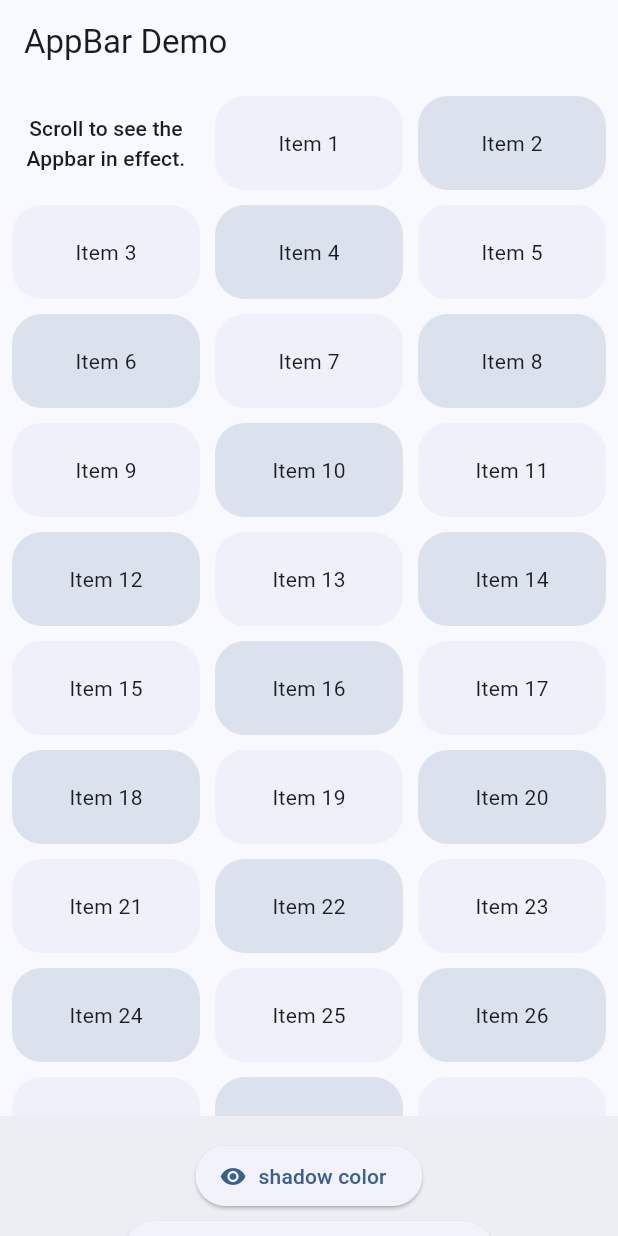
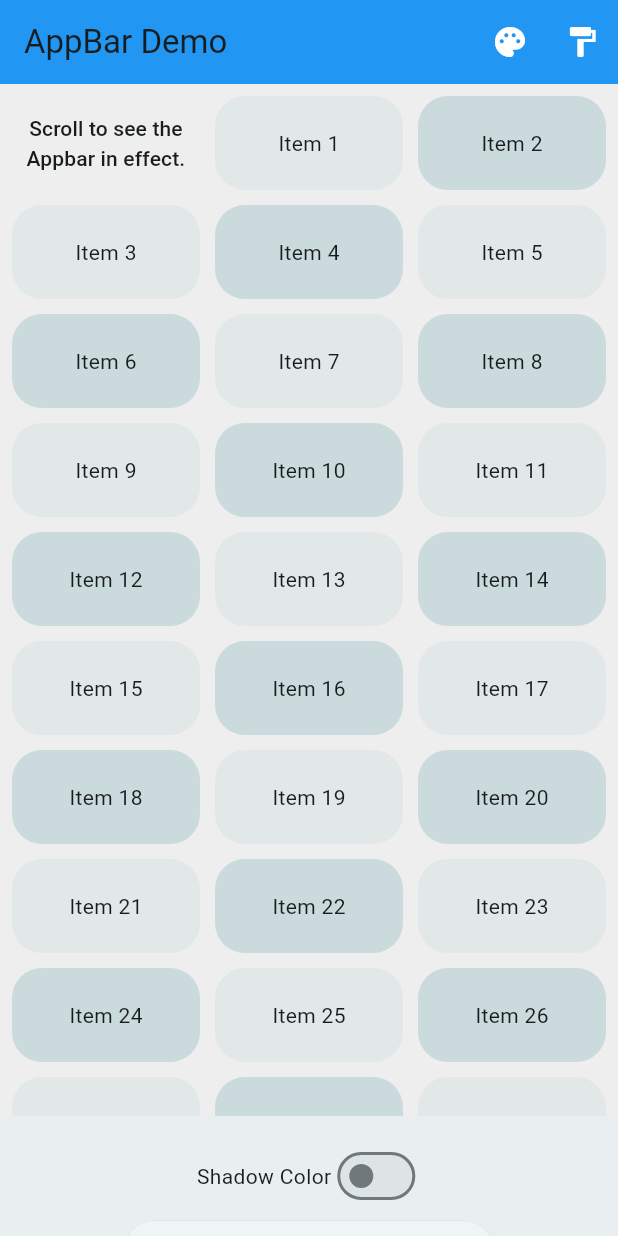
Before and after one commit to DiegoE0/proyectoflutter, a Flutter app: the screen it shows after launch, on a phone screen of 412 x 824 dp. Run offline on Flutter 3.47's test engine with Material 3 defaults, Android fonts, the phone set to English and light mode, and no system bars.

Commit message:
ejercicio 3

```diff
--- a/lib/main.dart
+++ b/lib/main.dart
@@ -1,6 +1,6 @@
 import 'package:flutter/material.dart';
 
-/// Flutter code sample for [AppBar].
+/// Flutter code sample for [AppBar] with dynamic color, SnackBar, and Switch.
 
 final List<int> _items = List<int>.generate(51, (int index) => index);
 
@@ -12,9 +12,9 @@ class AppBarApp extends StatelessWidget {
   @override
   Widget build(BuildContext context) {
     return MaterialApp(
-      theme: ThemeData(
-        colorSchemeSeed: const Color.fromARGB(255, 23, 135, 226),
-      ),
+      theme: ThemeData(colorSchemeSeed: const Color(0xff00BCD4)),
+      debugShowCheckedModeBanner:
+          false, // Añadido para quitar el banner de debug
       home: const AppBarExample(),
     );
   }
@@ -30,6 +30,67 @@ class AppBarExample extends StatefulWidget {
 class _AppBarExampleState extends State<AppBarExample> {
   bool shadowColor = false;
   double? scrolledUnderElevation;
+  Color appBarColor = Colors.blue;
+  Color scaffoldBackgroundColor = Colors.grey[200]!;
+  final List<Color> _appBarColors = [
+    Colors.blue,
+    const Color.fromARGB(255, 129, 175, 76),
+    Colors.red,
+    Colors.purple,
+    const Color.fromARGB(255, 179, 121, 34),
+    Colors.orange,
+    Colors.cyan,
+    Colors.indigo,
+    Colors.deepPurple,
+    Colors.green,
+    Colors.teal,
+    Colors.brown,
+    Colors.pink,
+    Colors.lime,
+    Colors.deepOrange,
+  ];
+  final List<Color> _scaffoldColors = [
+    Colors.grey[200]!,
+    Colors.lightGreen[200]!,
+    Colors.pink[200]!,
+    Colors.teal[200]!,
+    Colors.amber[200]!,
+    Colors.lightBlue[200]!,
+    Colors.cyan[200]!,
+    Colors.purple[200]!,
+    Colors.orange[200]!,
+    Colors.yellow[200]!,
+    Colors.red[200]!,
+    Colors.grey[300]!,
+    Colors.lime[200]!,
+    Colors.blue[200]!,
+    Colors.indigo[200]!,
+  ];
+  int _currentAppBarColorIndex = 0;
+  int _currentScaffoldColorIndex = 0;
+
+  void _changeAppBarColor(int newIndex, bool isAppBar) {
+    setState(() {
+      if (isAppBar) {
+        _currentAppBarColorIndex = newIndex;
+        appBarColor = _appBarColors[_currentAppBarColorIndex];
+      } else {
+        _currentScaffoldColorIndex = newIndex;
+        scaffoldBackgroundColor = _scaffoldColors[_currentScaffoldColorIndex];
+      }
+    });
+  }
+
+  void _showElevationSnackBar() {
+    ScaffoldMessenger.of(context).showSnackBar(
+      SnackBar(
+        content: Text(
+          'scrolledUnderElevation: ${scrolledUnderElevation ?? 'default'}',
+        ),
+        duration: const Duration(seconds: 2),
+      ),
+    );
+  }
 
   @override
   Widget build(BuildContext context) {
@@ -38,10 +99,50 @@ class _AppBarExampleState extends State<AppBarExample> {
     final Color evenItemColor = colorScheme.primary.withOpacity(0.15);
 
     return Scaffold(
+      backgroundColor: scaffoldBackgroundColor,
       appBar: AppBar(
         title: const Text('AppBar Demo'),
         scrolledUnderElevation: scrolledUnderElevation,
         shadowColor: shadowColor ? Theme.of(context).colorScheme.shadow : null,
+        backgroundColor: appBarColor,
+        actions: [
+          PopupMenuButton<int>(
+            icon: const Icon(Icons.palette, color: Colors.white),
+            tooltip: 'Cambiar color del AppBar',
+            onSelected: (int newIndex) => _changeAppBarColor(newIndex, true),
+            itemBuilder: (BuildContext context) {
+              return _appBarColors.asMap().entries.map((entry) {
+                final index = entry.key;
+                final color = entry.value;
+                return PopupMenuItem<int>(
+                  value: index,
+                  child: ListTile(
+                    leading: Container(width: 20, height: 20, color: color),
+                    title: Text('AppBar Color ${index + 1}'),
+                  ),
+                );
+              }).toList();
+            },
+          ),
+          PopupMenuButton<int>(
+            icon: const Icon(Icons.format_paint, color: Colors.white),
+            tooltip: 'Cambiar color del fondo',
+            onSelected: (int newIndex) => _changeAppBarColor(newIndex, false),
+            itemBuilder: (BuildContext context) {
+              return _scaffoldColors.asMap().entries.map((entry) {
+                final index = entry.key;
+                final color = entry.value;
+                return PopupMenuItem<int>(
+                  value: index,
+                  child: ListTile(
+                    leading: Container(width: 20, height: 20, color: color),
+                    title: Text('Scaffold Color ${index + 1}'),
+                  ),
+                );
+              }).toList();
+            },
+          ),
+        ],
       ),
       body: GridView.builder(
         itemCount: _items.length,
@@ -64,7 +165,6 @@ class _AppBarExampleState extends State<AppBarExample> {
           }
           return Container(
             alignment: Alignment.center,
-            // tileColor: _items[index].isOdd ? oddItemColor : evenItemColor,
             decoration: BoxDecoration(
               borderRadius: BorderRadius.circular(20.0),
               color: _items[index].isOdd ? oddItemColor : evenItemColor,
@@ -81,30 +181,31 @@ class _AppBarExampleState extends State<AppBarExample> {
             alignment: MainAxisAlignment.center,
             overflowSpacing: 5.0,
             children: <Widget>[
-              ElevatedButton.icon(
-                onPressed: () {
-                  setState(() {
-                    shadowColor = !shadowColor;
-                  });
-                },
-                icon: Icon(
-                  shadowColor ? Icons.visibility_off : Icons.visibility,
-                ),
-                label: const Text('shadow color'),
+              Row(
+                mainAxisSize: MainAxisSize.min,
+                children: [
+                  const Text('Shadow Color'),
+                  Switch(
+                    value: shadowColor,
+                    onChanged: (bool value) {
+                      setState(() {
+                        shadowColor = value;
+                      });
+                    },
+                  ),
+                ],
               ),
               const SizedBox(width: 5),
               ElevatedButton(
                 onPressed: () {
-                  if (scrolledUnderElevation == null) {
-                    setState(() {
-                      // Default elevation is 3.0, increment by 1.0.
+                  setState(() {
+                    if (scrolledUnderElevation == null) {
                       scrolledUnderElevation = 4.0;
-                    });
-                  } else {
-                    setState(() {
+                    } else {
                       scrolledUnderElevation = scrolledUnderElevation! + 1.0;
-                    });
-                  }
+                    }
+                    _showElevationSnackBar();
+                  });
                 },
                 child: Text(
                   'scrolledUnderElevation: ${scrolledUnderElevation ?? 'default'}',
```
